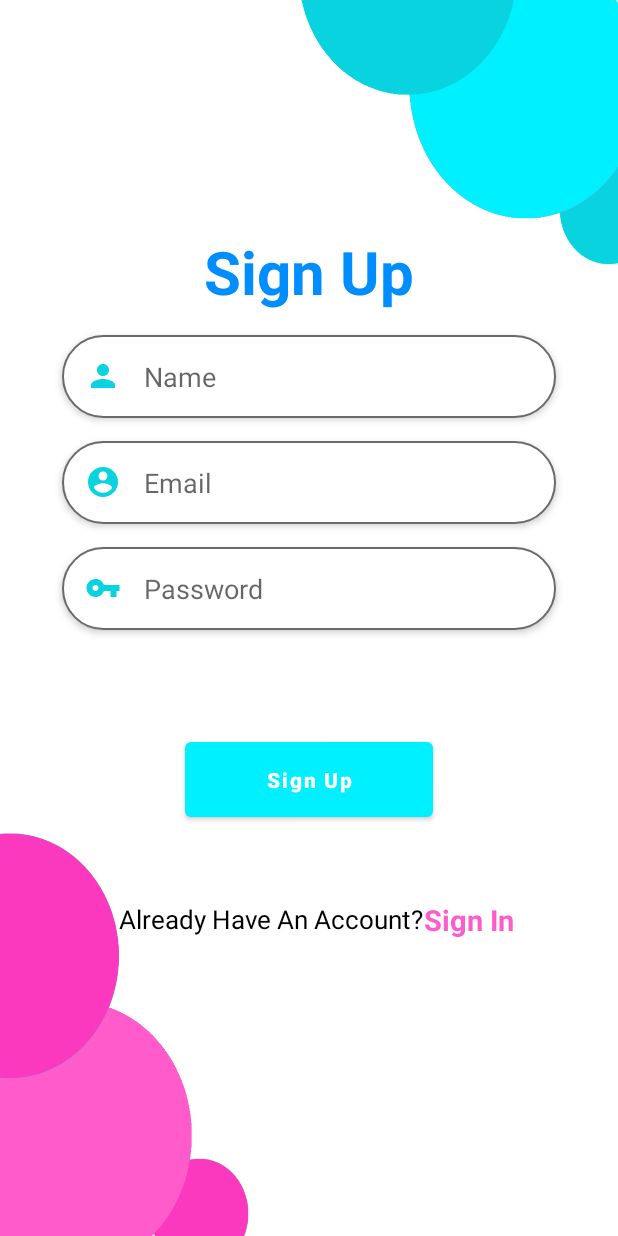
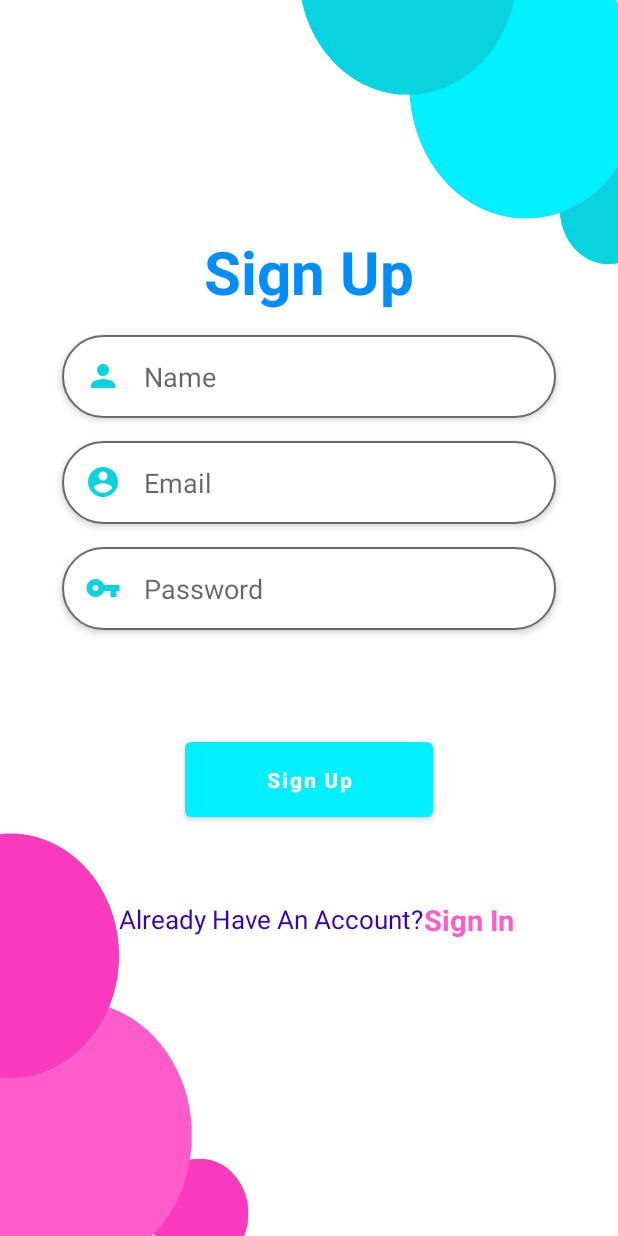
Before and after one commit to santanu1998/EMall, an Android app: the SignUpActivity screen opened directly, with no data from a screen before it, on a phone screen of 412 x 824 dp. Run offline under Robolectric (Android 15) with nearby library versions, the phone set to English and light mode, and no system bars; our stand-ins replace Firebase (no records; nobody signed in at launch, a user with empty details on screens opened directly); Roboto replaces fonts that are not available here; 1 statement that could not run was skipped.

Commit message:
my commit

```diff
--- a/app/src/main/res/layout/activity_login.xml
+++ b/app/src/main/res/layout/activity_login.xml
@@ -78,7 +78,7 @@
         android:layout_height="wrap_content"
         android:text="Don't Have An Account?"
         android:textSize="17sp"
-        android:textColor="@color/material_dynamic_primary0"
+        android:textColor="@color/purple_500"
         app:layout_constraintBottom_toBottomOf="parent"
         app:layout_constraintEnd_toEndOf="@+id/password"
         app:layout_constraintHorizontal_bias="0.3"
--- a/app/src/main/res/layout/activity_sign_up.xml
+++ b/app/src/main/res/layout/activity_sign_up.xml
@@ -92,7 +92,7 @@
         android:layout_width="wrap_content"
         android:layout_height="wrap_content"
         android:text="Already Have An Account?"
-        android:textColor="@color/material_dynamic_primary0"
+        android:textColor="@color/purple_700"
         android:textSize="17sp"
         app:layout_constraintBottom_toBottomOf="parent"
         app:layout_constraintEnd_toEndOf="@+id/password"
```
